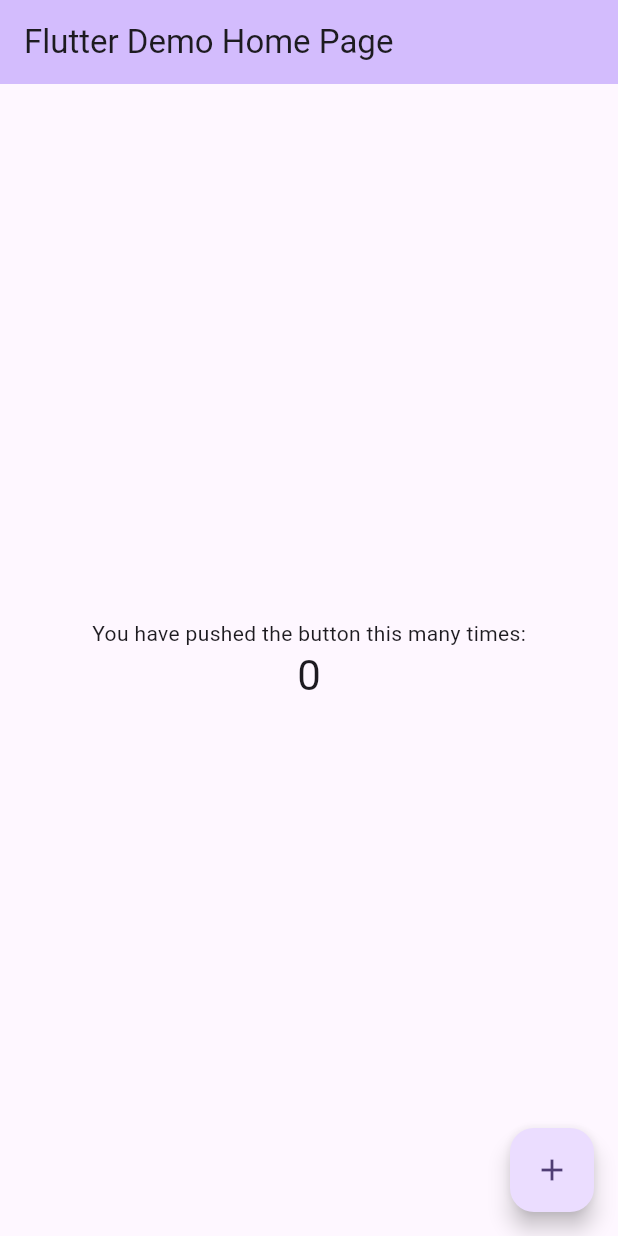
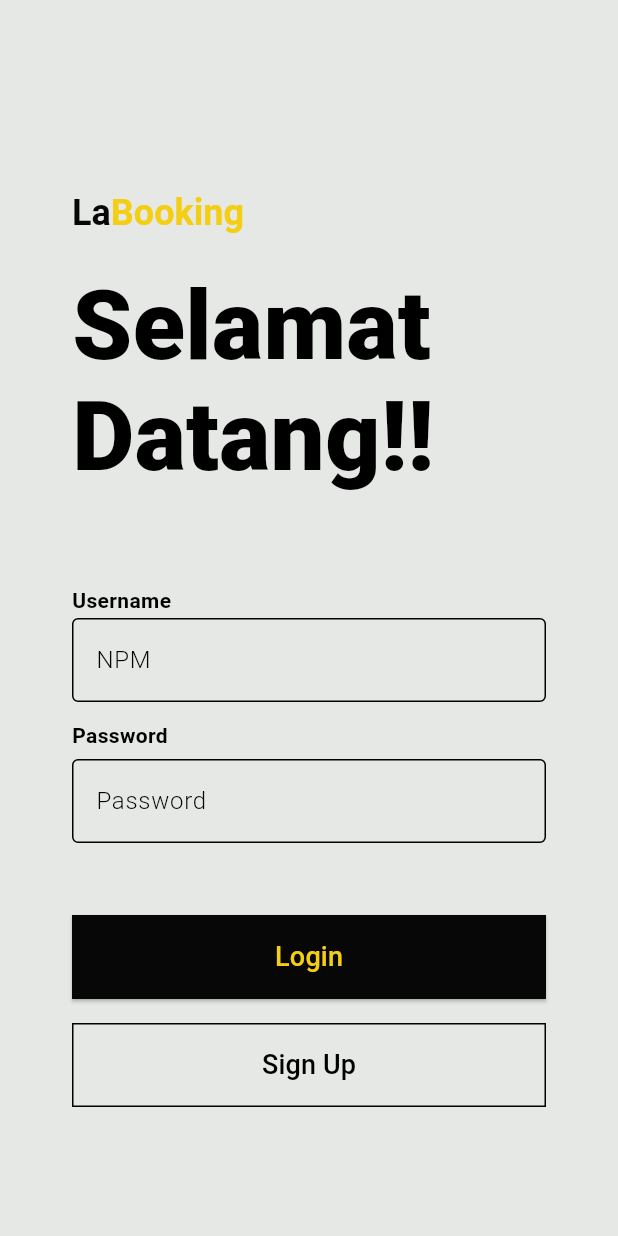
Before and after one commit to LutfiNR/labooking_app, a Flutter app: the screen it shows after launch, on a phone screen of 412 x 824 dp. Run offline on Flutter 3.47's test engine with Material 3 defaults, Android fonts, the light colour scheme and no system bars.

Commit message:
feature app icon, login activity

```diff
--- /dev/null
+++ b/lib/app.dart
@@ -0,0 +1,26 @@
+import 'package:flutter/material.dart'; // Mengimpor paket Material Design
+import 'package:labooking_app/screen/login.dart'; // Mengimpor layar login dari aplikasi LaBooking
+
+// Kelas utama aplikasi
+class MyApp extends StatelessWidget {
+  const MyApp({super.key}); // Konstruktor dengan super key
+
+  @override
+  Widget build(BuildContext context) {
+    // Metode untuk membangun widget antarmuka pengguna
+    return MaterialApp(
+      title: 'LaBooking', // Judul aplikasi yang ditampilkan di taskbar
+      theme: ThemeData(
+        // Mengatur tema aplikasi
+        colorScheme: const ColorScheme.light(
+            // Mengatur skema warna
+            primary: Color.fromRGBO(230, 232, 230, 1), // Warna utama aplikasi
+            secondary: Color.fromRGBO(8, 7, 8, 1), // Warna sekunder aplikasi
+            tertiary: Color.fromRGBO(244, 206, 20, 1) // Warna tersier aplikasi
+        ),
+        useMaterial3: true, // Mengaktifkan penggunaan Material Design versi 3
+      ),
+      home: const LoginScreen(), // Menentukan layar awal aplikasi
+    );
+  }
+}
--- a/lib/main.dart
+++ b/lib/main.dart
@@ -1,125 +1,17 @@
 import 'package:flutter/material.dart';
+import 'app.dart';
+
+/// Ini adalah titik masuk aplikasi.
+/// Ia menjalankan widget [MyApp], yang merupakan akar aplikasi.
+///
+/// Fungsi [main] adalah fungsi pertama yang dieksekusi ketika aplikasi dimulai.
+/// Ia mengatur lingkungan yang diperlukan dan menginisialisasi aplikasi.
+///
+/// Dalam kasus ini, ia memanggil fungsi [runApp] dari paket 'flutter/material.dart',
+/// memberikan widget [MyApp] sebagai argumen.
+///
+/// Widget [MyApp] didefinisikan dalam file 'app.dart' dan bertanggung jawab untuk membangun antarmuka pengguna aplikasi.
 
 void main() {
   runApp(const MyApp());
 }
-
-class MyApp extends StatelessWidget {
-  const MyApp({super.key});
-
-  // This widget is the root of your application.
-  @override
-  Widget build(BuildContext context) {
-    return MaterialApp(
-      title: 'Flutter Demo',
-      theme: ThemeData(
-        // This is the theme of your application.
-        //
-        // TRY THIS: Try running your application with "flutter run". You'll see
-        // the application has a purple toolbar. Then, without quitting the app,
-        // try changing the seedColor in the colorScheme below to Colors.green
-        // and then invoke "hot reload" (save your changes or press the "hot
-        // reload" button in a Flutter-supported IDE, or press "r" if you used
-        // the command line to start the app).
-        //
-        // Notice that the counter didn't reset back to zero; the application
-        // state is not lost during the reload. To reset the state, use hot
-        // restart instead.
-        //
-        // This works for code too, not just values: Most code changes can be
-        // tested with just a hot reload.
-        colorScheme: ColorScheme.fromSeed(seedColor: Colors.deepPurple),
-        useMaterial3: true,
-      ),
-      home: const MyHomePage(title: 'Flutter Demo Home Page'),
-    );
-  }
-}
-
-class MyHomePage extends StatefulWidget {
-  const MyHomePage({super.key, required this.title});
-
-  // This widget is the home page of your application. It is stateful, meaning
-  // that it has a State object (defined below) that contains fields that affect
-  // how it looks.
-
-  // This class is the configuration for the state. It holds the values (in this
-  // case the title) provided by the parent (in this case the App widget) and
-  // used by the build method of the State. Fields in a Widget subclass are
-  // always marked "final".
-
-  final String title;
-
-  @override
-  State<MyHomePage> createState() => _MyHomePageState();
-}
-
-class _MyHomePageState extends State<MyHomePage> {
-  int _counter = 0;
-
-  void _incrementCounter() {
-    setState(() {
-      // This call to setState tells the Flutter framework that something has
-      // changed in this State, which causes it to rerun the build method below
-      // so that the display can reflect the updated values. If we changed
-      // _counter without calling setState(), then the build method would not be
-      // called again, and so nothing would appear to happen.
-      _counter++;
-    });
-  }
-
-  @override
-  Widget build(BuildContext context) {
-    // This method is rerun every time setState is called, for instance as done
-    // by the _incrementCounter method above.
-    //
-    // The Flutter framework has been optimized to make rerunning build methods
-    // fast, so that you can just rebuild anything that needs updating rather
-    // than having to individually change instances of widgets.
-    return Scaffold(
-      appBar: AppBar(
-        // TRY THIS: Try changing the color here to a specific color (to
-        // Colors.amber, perhaps?) and trigger a hot reload to see the AppBar
-        // change color while the other colors stay the same.
-        backgroundColor: Theme.of(context).colorScheme.inversePrimary,
-        // Here we take the value from the MyHomePage object that was created by
-        // the App.build method, and use it to set our appbar title.
-        title: Text(widget.title),
-      ),
-      body: Center(
-        // Center is a layout widget. It takes a single child and positions it
-        // in the middle of the parent.
-        child: Column(
-          // Column is also a layout widget. It takes a list of children and
-          // arranges them vertically. By default, it sizes itself to fit its
-          // children horizontally, and tries to be as tall as its parent.
-          //
-          // Column has various properties to control how it sizes itself and
-          // how it positions its children. Here we use mainAxisAlignment to
-          // center the children vertically; the main axis here is the vertical
-          // axis because Columns are vertical (the cross axis would be
-          // horizontal).
-          //
-          // TRY THIS: Invoke "debug painting" (choose the "Toggle Debug Paint"
-          // action in the IDE, or press "p" in the console), to see the
-          // wireframe for each widget.
-          mainAxisAlignment: MainAxisAlignment.center,
-          children: <Widget>[
-            const Text(
-              'You have pushed the button this many times:',
-            ),
-            Text(
-              '$_counter',
-              style: Theme.of(context).textTheme.headlineMedium,
-            ),
-          ],
-        ),
-      ),
-      floatingActionButton: FloatingActionButton(
-        onPressed: _incrementCounter,
-        tooltip: 'Increment',
-        child: const Icon(Icons.add),
-      ), // This trailing comma makes auto-formatting nicer for build methods.
-    );
-  }
-}
--- /dev/null
+++ b/lib/screen/login.dart
@@ -0,0 +1,208 @@
+import 'package:flutter/material.dart'; // Mengimpor paket Material Design
+// import 'home.dart'; // Mengimpor layar Home (dikomentari untuk saat ini)
+
+/// Kelas yang merepresentasikan layar login aplikasi
+class LoginScreen extends StatefulWidget {
+  const LoginScreen({super.key}); // Konstruktor kelas
+
+  @override
+  _LoginScreenState createState() => _LoginScreenState(); // Membuat state untuk layar login
+}
+
+/// State untuk layar login
+class _LoginScreenState extends State<LoginScreen> {
+  // Kontroler untuk mengambil input dari pengguna
+  final TextEditingController _usernameController = TextEditingController();
+  final TextEditingController _passwordController = TextEditingController();
+
+  @override
+  void dispose() {
+    // Menghapus kontroler saat layar tidak lagi digunakan
+    _usernameController.dispose();
+    _passwordController.dispose();
+    super.dispose();
+  }
+
+  // Fungsi untuk menangani proses login (dikomentari untuk saat ini)
+  // void _handleLogin() {
+  //   String username = _usernameController.text;
+  //   String password = _passwordController.text;
+
+  //   if (username.isEmpty || password.isEmpty) {
+  //     ScaffoldMessenger.of(context).showSnackBar(
+  //       const SnackBar(
+  //         content: Text('Username atau Password tidak boleh kosong'),
+  //       ),
+  //     );
+  //   } else {
+  //     if (username == 'admin' && password == '1234') {
+  //       Navigator.push(
+  //         context,
+  //         MaterialPageRoute(builder: (context) => HomeScreen()),
+  //       );
+  //     } else {
+  //       ScaffoldMessenger.of(context).showSnackBar(
+  //         const SnackBar(
+  //           content: Text('Username atau Password salah'),
+  //         ),
+  //       );
+  //     }
+  //   }
+  // }
+
+  @override
+  Widget build(BuildContext context) {
+    final colorScheme = Theme.of(context).colorScheme; // Mendapatkan skema warna dari tema
+
+    return Scaffold(
+      backgroundColor: colorScheme.primary, // Mengatur warna latar belakang
+      body: SingleChildScrollView(
+        // Menggunakan SingleChildScrollView untuk mencegah overflow pada layar kecil
+        padding: const EdgeInsets.all(48.0), // Padding untuk konten
+        child: Center(
+          child: Column(
+            crossAxisAlignment: CrossAxisAlignment.start,
+            mainAxisAlignment: MainAxisAlignment.center,
+            children: <Widget>[
+              const SizedBox(height: 80), // Ruang di atas untuk pemusatan yang lebih baik
+              RichText(
+                text: TextSpan(
+                  children: [
+                    TextSpan(
+                      text: 'La', // Teks "La"
+                      style: TextStyle(
+                        fontSize: 24, // Ukuran font untuk "La"
+                        fontWeight: FontWeight.bold,
+                        color: colorScheme.secondary, // Warna teks berdasarkan skema warna
+                      ),
+                    ),
+                    TextSpan(
+                      text: 'Booking', // Teks "Booking"
+                      style: TextStyle(
+                        fontSize: 24, // Ukuran font untuk "Booking"
+                        fontWeight: FontWeight.bold,
+                        color: colorScheme.tertiary, // Warna teks berdasarkan skema warna
+                      ),
+                    ),
+                  ],
+                ),
+              ),
+              const SizedBox(height: 24), // Ruang antara judul dan teks sambutan
+              const Text(
+                'Selamat Datang!!', // Teks sambutan
+                style: TextStyle(
+                    fontSize: 64, // Ukuran font
+                    fontWeight: FontWeight.w900,
+                    height: 1.15),
+              ),
+              const SizedBox(height: 64), // Ruang antara teks sambutan dan kolom input
+              Column(
+                crossAxisAlignment: CrossAxisAlignment.start,
+                children: <Widget>[
+                  const Text(
+                    'Username', // Label untuk input username
+                    style: TextStyle(
+                        fontSize: 14,
+                        fontWeight: FontWeight.w600,
+                        height: 1.15),
+                  ),
+                  const SizedBox(height: 4), // Ruang antara label dan TextField
+                  TextField(
+                    controller: _usernameController, // Menghubungkan TextField dengan kontroler
+                    decoration: const InputDecoration(
+                      border: OutlineInputBorder(), // Border untuk TextField
+                      hintText: 'NPM', // Placeholder
+                      focusedBorder: OutlineInputBorder(
+                        borderSide: BorderSide(
+                          color: Colors.grey, // Warna border saat fokus
+                        ),
+                      ),
+                    ),
+                    cursorColor: colorScheme.secondary, // Warna kursor
+                    style: const TextStyle(
+                      fontSize: 16, // Ukuran teks dalam TextField
+                      fontWeight: FontWeight.w300,
+                    ),
+                  ),
+                  const SizedBox(height: 14), // Ruang antara username dan password
+                  const Text(
+                    'Password', // Label untuk input password
+                    style: TextStyle(
+                        fontSize: 14,
+                        fontWeight: FontWeight.w600,
+                        height: 1.15),
+                  ),
+                  const SizedBox(height: 8), // Ruang antara label dan TextField
+                  TextField(
+                    controller: _passwordController, // Menghubungkan TextField dengan kontroler
+                    decoration: const InputDecoration(
+                      border: OutlineInputBorder(), // Border untuk TextField
+                      hintText: 'Password', // Placeholder
+                      focusedBorder: OutlineInputBorder(
+                        borderSide: BorderSide(
+                          color: Colors.grey, // Warna border saat fokus
+                        ),
+                      ),
+                    ),
+                    cursorColor: colorScheme.secondary, // Warna kursor
+                    obscureText: true, // Menyembunyikan input password
+                    style: const TextStyle(
+                      fontSize: 16, // Ukuran teks dalam TextField
+                      fontWeight: FontWeight.w300,
+                    ),
+                  ),
+                ],
+              ),
+              const SizedBox(height: 48), // Ruang antara field dan tombol
+              Center(
+                child: Column(
+                  children: [
+                    SizedBox(
+                      width: double.infinity, // Membuat tombol mengambil lebar penuh
+                      child: ElevatedButton(
+                        onPressed: () {
+                          // Aksi saat tombol Login ditekan
+                        },
+                        style: ElevatedButton.styleFrom(
+                          backgroundColor: colorScheme.secondary, // Warna latar belakang tombol
+                          padding: const EdgeInsets.symmetric(horizontal: 40, vertical: 15), // Padding tombol
+                          shape: const RoundedRectangleBorder(
+                            borderRadius: BorderRadius.zero, // Mengatur radius border menjadi 0
+                          ),
+                        ),
+                        child: Text(
+                          'Login', // Teks pada tombol Login
+                          style: TextStyle(fontSize: 18, color: colorScheme.tertiary), // Ukuran dan warna teks tombol
+                        ),
+                      ),
+                    ),
+                    const SizedBox(height: 16), // Ruang antara tombol Login dan Sign Up
+                    SizedBox(
+                      width: double.infinity, // Membuat tombol mengambil lebar penuh
+                      child: OutlinedButton(
+                        onPressed: () {
+                          // Aksi saat tombol Sign Up ditekan
+                        },
+                        style: OutlinedButton.styleFrom(
+                          side: const BorderSide(color: Colors.black), // Warna border
+                          padding: const EdgeInsets.symmetric(horizontal: 40, vertical: 15), // Padding tombol
+                          shape: const RoundedRectangleBorder(
+                            borderRadius: BorderRadius.zero, // Mengatur radius border menjadi 0
+                          ),
+                        ),
+                        child: const Text(
+                          'Sign Up', // Teks pada tombol Sign Up
+                          style: TextStyle(fontSize: 18, color: Colors.black), // Ukuran dan warna teks tombol
+                        ),
+                      ),
+                    ),
+                  ],
+                ),
+              ),
+            ],
+          ),
+        ),
+      ),
+    );
+  }
+}
```
Also changed, not shown: 7 other files.
